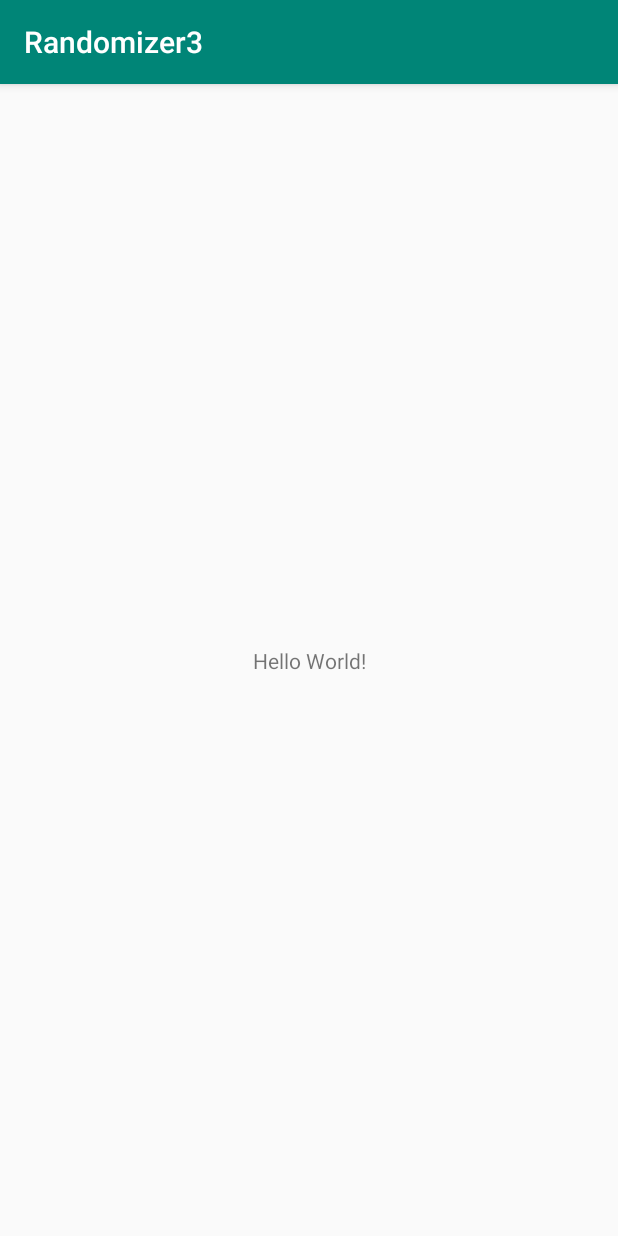
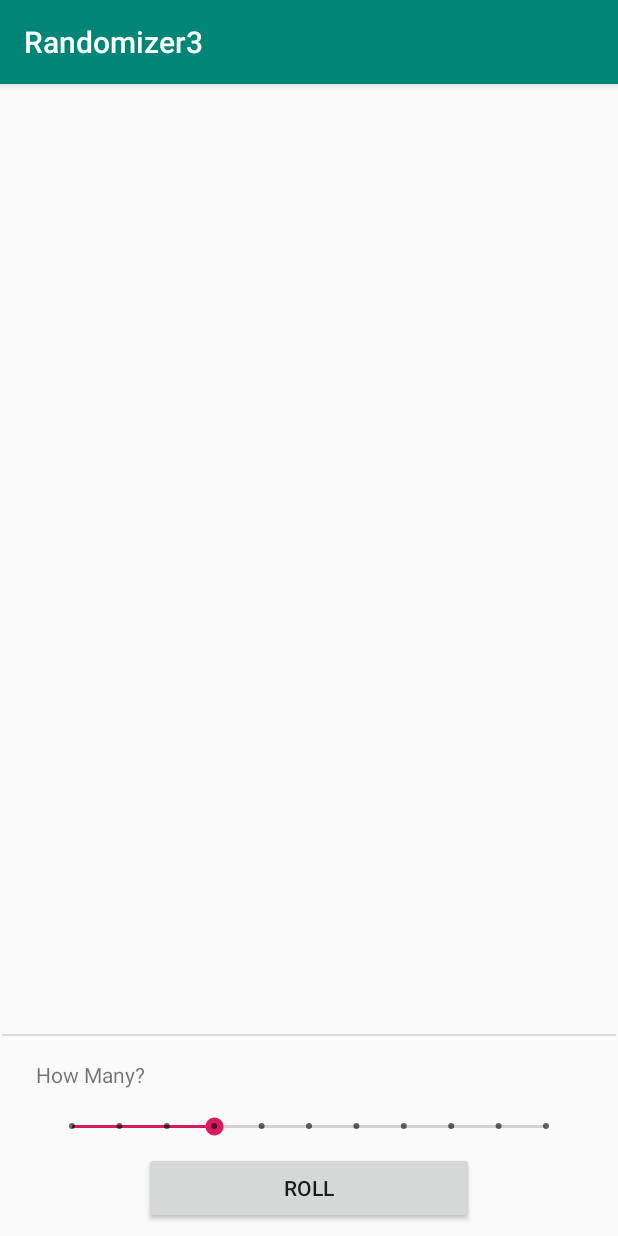
Before and after one commit to segejung/PracticeProjects, an Android app: the screen it shows after launch (MainActivity), on a phone screen of 412 x 824 dp. Run offline under Robolectric (Android 15) with nearby library versions, the phone set to English and light mode, and no system bars.

```diff
--- a/Randomizer3/app/src/main/java/com/segejung/randomizer3/MainActivity.kt
+++ b/Randomizer3/app/src/main/java/com/segejung/randomizer3/MainActivity.kt
@@ -2,11 +2,27 @@ package com.segejung.randomizer3
 
 import androidx.appcompat.app.AppCompatActivity
 import android.os.Bundle
+import android.widget.Button
+import android.widget.SeekBar
+import android.widget.TextView
+import kotlin.random.Random
+
+
+
 
 class MainActivity : AppCompatActivity() {
 
     override fun onCreate(savedInstanceState: Bundle?) {
         super.onCreate(savedInstanceState)
         setContentView(R.layout.activity_main)
+
+        val rollButton = findViewById<Button>(R.id.rollButton)
+        val resultsTextView = findViewById<TextView>(R.id.resultsTextView)
+        val seekBar = findViewById<SeekBar>(R.id.seekBar)
+
+        rollButton.setOnClickListener{
+            val rand = Random.nextInt(seekBar.progress)
+            resultsTextView.text = rand.toString()
+        }
     }
 }
--- a/Randomizer3/app/src/main/res/layout/activity_main.xml
+++ b/Randomizer3/app/src/main/res/layout/activity_main.xml
@@ -6,13 +6,63 @@
     android:layout_height="match_parent"
     tools:context=".MainActivity">
 
+    <Button
+        android:id="@+id/rollButton"
+        android:layout_width="0dp"
+        android:layout_height="wrap_content"
+        android:layout_marginStart="96dp"
+        android:layout_marginEnd="96dp"
+        android:layout_marginBottom="8dp"
+        android:text="Roll"
+        app:layout_constraintBottom_toBottomOf="parent"
+        app:layout_constraintEnd_toEndOf="parent"
+        app:layout_constraintStart_toStartOf="parent" />
+
+    <SeekBar
+        android:id="@+id/seekBar"
+        style="@style/Widget.AppCompat.SeekBar.Discrete"
+        android:layout_width="0dp"
+        android:layout_height="wrap_content"
+        android:layout_marginStart="32dp"
+        android:layout_marginEnd="32dp"
+        android:layout_marginBottom="8dp"
+        android:max="10"
+        android:progress="3"
+        app:layout_constraintBottom_toTopOf="@+id/rollButton"
+        app:layout_constraintEnd_toEndOf="parent"
+        app:layout_constraintStart_toStartOf="parent" />
+
     <TextView
+        android:id="@+id/textView"
         android:layout_width="wrap_content"
         android:layout_height="wrap_content"
-        android:text="Hello World!"
-        app:layout_constraintBottom_toBottomOf="parent"
-        app:layout_constraintLeft_toLeftOf="parent"
-        app:layout_constraintRight_toRightOf="parent"
+        android:layout_marginStart="24dp"
+        android:layout_marginBottom="16dp"
+        android:text="How Many?"
+        app:layout_constraintBottom_toTopOf="@+id/seekBar"
+        app:layout_constraintStart_toStartOf="parent" />
+
+    <View
+        android:id="@+id/divider"
+        android:layout_width="409dp"
+        android:layout_height="1dp"
+        android:layout_marginBottom="16dp"
+        android:background="?android:attr/listDivider"
+        app:layout_constraintBottom_toTopOf="@+id/textView"
+        app:layout_constraintEnd_toEndOf="parent"
+        app:layout_constraintStart_toStartOf="parent" />
+
+    <TextView
+        android:id="@+id/resultsTextView"
+        android:layout_width="wrap_content"
+        android:layout_height="wrap_content"
+        android:layout_marginStart="8dp"
+        android:layout_marginTop="8dp"
+        android:layout_marginEnd="8dp"
+        android:layout_marginBottom="8dp"
+        android:textSize="100sp"
+        app:layout_constraintBottom_toTopOf="@+id/divider"
+        app:layout_constraintEnd_toEndOf="parent"
+        app:layout_constraintStart_toStartOf="parent"
         app:layout_constraintTop_toTopOf="parent" />
-
 </androidx.constraintlayout.widget.ConstraintLayout>
```
